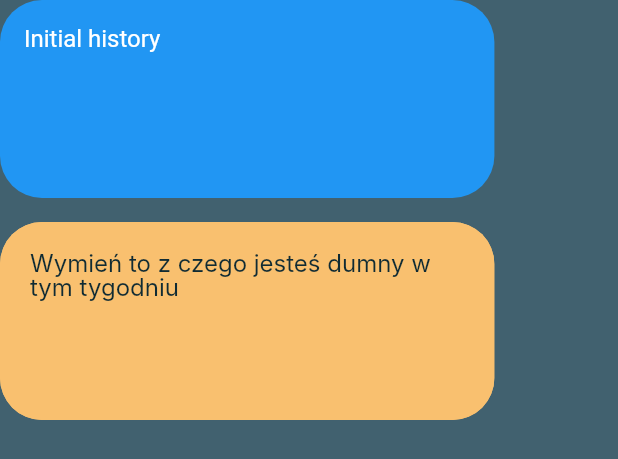
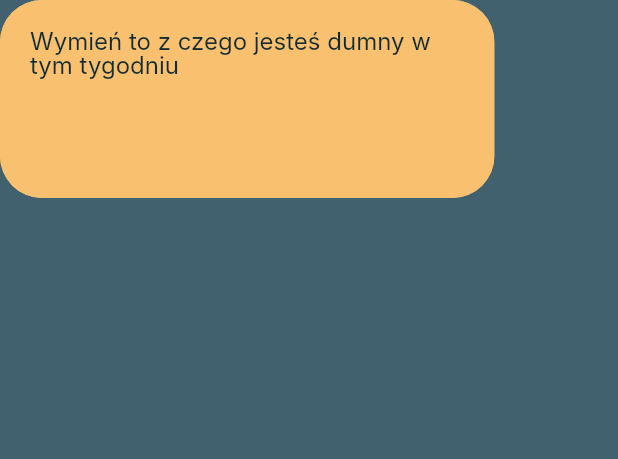
Before and after one commit to majaszturmaj/weekly_goal_tracker, a Flutter app: the HistoryPage widget shown alone on an empty page, opened directly, on a phone screen of 412 x 824 dp. Shown: the top 459 px of the screen. Run offline on Flutter 3.47's test engine with Material 2 defaults, Android fonts, the phone set to English and light mode, and no system bars; our stand-ins replace shared_preferences; accounts and stored records are empty; Roboto replaces fonts that are missing (Inter).

Commit message:
Layout modification & trying history to work

```diff
--- a/lib/pages/date_manager.dart
+++ b/lib/pages/date_manager.dart
@@ -21,6 +21,10 @@ class DateManager {
     if (weekNumber != week) {
       weekNumber = week;
       VarContainer.addHistoryNote();
+
+      // Clear the notepadTypedText
+      VarContainer.notepadTypedText = '';
+
       return true;
     }
     return false;
--- a/lib/pages/history_widgets.dart
+++ b/lib/pages/history_widgets.dart
@@ -4,6 +4,8 @@ import 'variable_resource.dart';
 import 'package:provider/provider.dart';
 import 'notepad_widgets.dart';
 import 'package:flutter/material.dart';
+import 'package:shared_preferences/shared_preferences.dart';
+
 class HistoryPage extends StatefulWidget {
   const HistoryPage({super.key});
 
@@ -33,26 +35,50 @@ class HistoryPageState extends State<HistoryPage> {
   @override
   void initState() {
     super.initState();
-    addHistoryBox("Initial history"); // Call addHistoryBox here to add initial box
+    VarContainer.loadValues(); // Wczytaj wartości z SharedPreferences
+    addHistoryBoxes();
   }
 
-  void addHistoryBox(String historyText) {
+  void addHistoryBoxes() {
     setState(() {
-      boxes.insert(
-        0,
+      // Clear existing boxes
+      boxes.clear();
+
+      // Add the current week's note box
+      boxes.add(
         Container(
           margin: const EdgeInsets.only(bottom: 16),
           width: 275,
           height: 132,
           decoration: BoxDecoration(
             borderRadius: BorderRadius.circular(28),
-            color: Colors.blue, // Customize the color of the added box
+            color: const Color.fromRGBO(249, 192, 111, 1),
+          ),
+          child: TextInputBox(
+            onSaveAndClear: () {
+              // Add your onSaveAndClear logic here
+            },
+            textEditingController: TextEditingController(),
+          ),
+        ),
+      );
+
+      // Add previous week notes
+      for (final historyNote in VarContainer.historyNotes.reversed) {
+        boxes.add(
+          Container(
+            margin: const EdgeInsets.only(bottom: 16),
+            width: 275,
+            height: 132,
+            decoration: BoxDecoration(
+              borderRadius: BorderRadius.circular(28),
+              color: Colors.blue, // Customize the color of the history note box
             ),
             child: SingleChildScrollView(
               child: Padding(
                 padding: const EdgeInsets.all(16.0),
                 child: Text(
-                historyText,
+                  historyNote,
                   style: const TextStyle(
                     fontSize: 16,
                     color: Colors.white,
@@ -62,6 +88,7 @@ class HistoryPageState extends State<HistoryPage> {
             ),
           ),
         );
+      }
     });
   }
 
--- a/lib/pages/milestones_widgets.dart
+++ b/lib/pages/milestones_widgets.dart
@@ -43,6 +43,7 @@ class _MilestonesTextFieldContainerState
 
   @override
   void initState() {
+    VarContainer.loadValues();
     super.initState();
     _textEditingController = TextEditingController(text: VarContainer.milestonesText);
   }
--- a/lib/pages/notepad_widgets.dart
+++ b/lib/pages/notepad_widgets.dart
@@ -23,6 +23,8 @@ class _NotepadPageState extends State<NotepadPage> {
     if (note.isNotEmpty) {
       // Save note logic here
       _textEditingController.clear();
+      VarContainer.notepadTypedText = ''; // Wyczyść notatkę w VarContainer
+      VarContainer.addHistoryNote(); // Dodaj notatkę do historii w VarContainer
     }
   }
 
@@ -38,7 +40,7 @@ class _NotepadPageState extends State<NotepadPage> {
               child: Align(
                 alignment: Alignment.bottomCenter,
                 child: Padding(
-                  padding: const EdgeInsets.only(top: 20.0, bottom: 100.0),
+                  padding: const EdgeInsets.only(top: 32.0, bottom: 100.0),
                   child: TextInputBox(
                     textEditingController: _textEditingController,
                     onSaveAndClear: saveAndClearNote,
@@ -51,7 +53,6 @@ class _NotepadPageState extends State<NotepadPage> {
       ),
     );
   }
-
 }
 
 class TextInputBox extends StatefulWidget {
@@ -71,6 +72,7 @@ class _TextInputBoxState extends State<TextInputBox> {
   @override
   void initState() {
     super.initState();
+    VarContainer.loadValues();
     widget.textEditingController.text = VarContainer.notepadTypedText;
   }
 
```
Also changed, not shown: lib/pages/variable_resource.dart (+5 -4 lines). Lines whose indentation alone changed are shown as unchanged.
